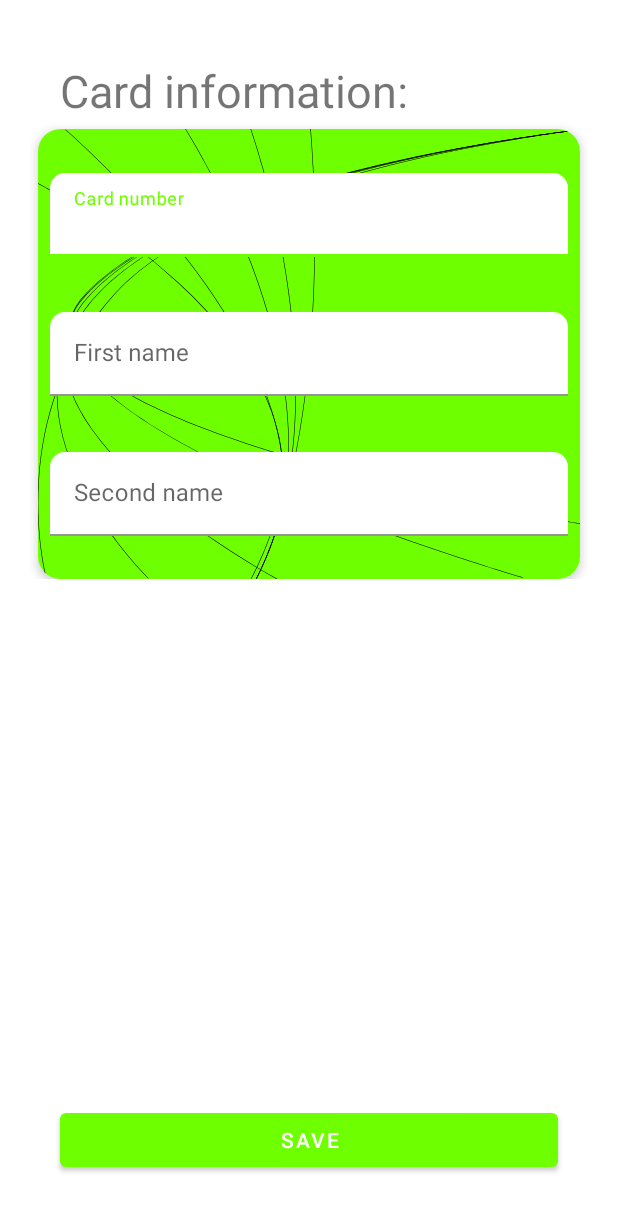
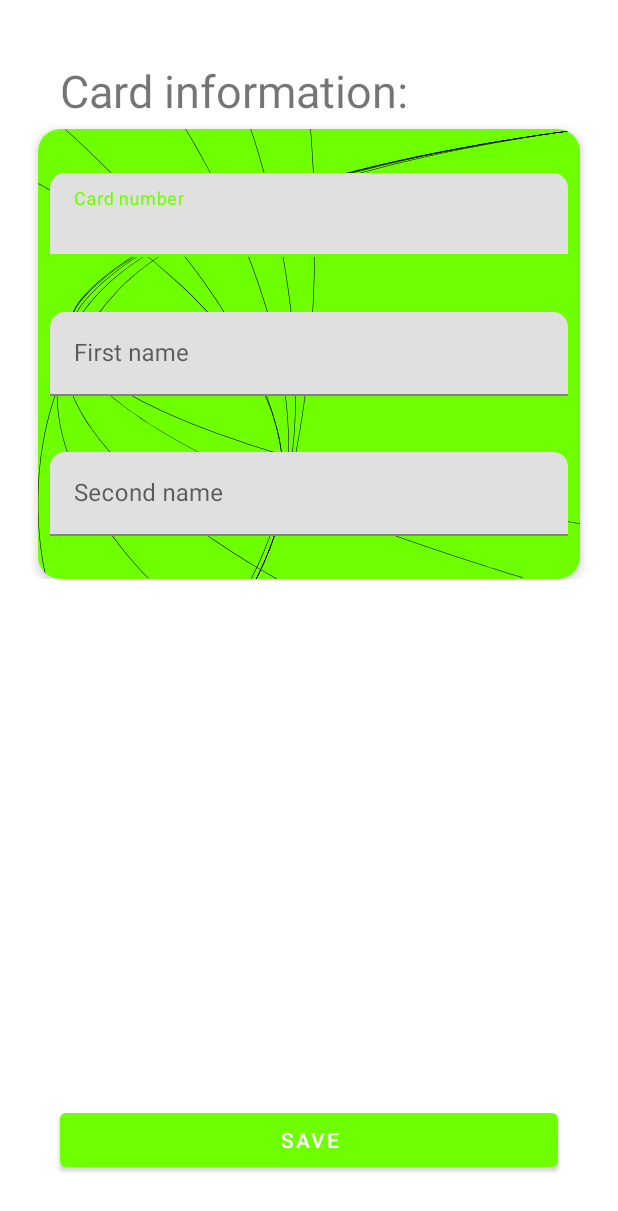
Before and after one commit to 4aniDev/TFEB, an Android app: the CardItemFragment screen opened directly, with no data from a screen before it, on a phone screen of 412 x 824 dp. Shown: the top 1211 px of the screen. Run offline under Robolectric (Android 15) with nearby library versions, the phone set to English and light mode, and no system bars; our stand-ins replace Room's generated code.

Commit message:
Colors in the fields fixed

```diff
--- a/app/src/main/res/layout/fragment_card_item.xml
+++ b/app/src/main/res/layout/fragment_card_item.xml
@@ -60,7 +60,6 @@
                         android:layout_width="0dp"
                         android:layout_height="wrap_content"
                         android:layout_margin="8dp"
-                        app:boxBackgroundColor="@color/field_background"
                         app:boxCornerRadiusTopEnd="10dp"
                         app:boxCornerRadiusTopStart="10dp"
                         app:layout_constraintBottom_toTopOf="@+id/til_person_name"
@@ -82,7 +81,6 @@
                         android:layout_width="0dp"
                         android:layout_height="wrap_content"
                         android:layout_margin="8dp"
-                        app:boxBackgroundColor="@color/field_background"
                         app:boxCornerRadiusTopEnd="10dp"
                         app:boxCornerRadiusTopStart="10dp"
                         app:layout_constraintBottom_toTopOf="@id/til_person_surname"
@@ -105,7 +103,6 @@
                         android:layout_width="0dp"
                         android:layout_height="wrap_content"
                         android:layout_margin="8dp"
-                        app:boxBackgroundColor="@color/field_background"
                         app:boxCornerRadiusTopEnd="10dp"
                         app:boxCornerRadiusTopStart="10dp"
                         app:layout_constraintBottom_toBottomOf="parent"
```
